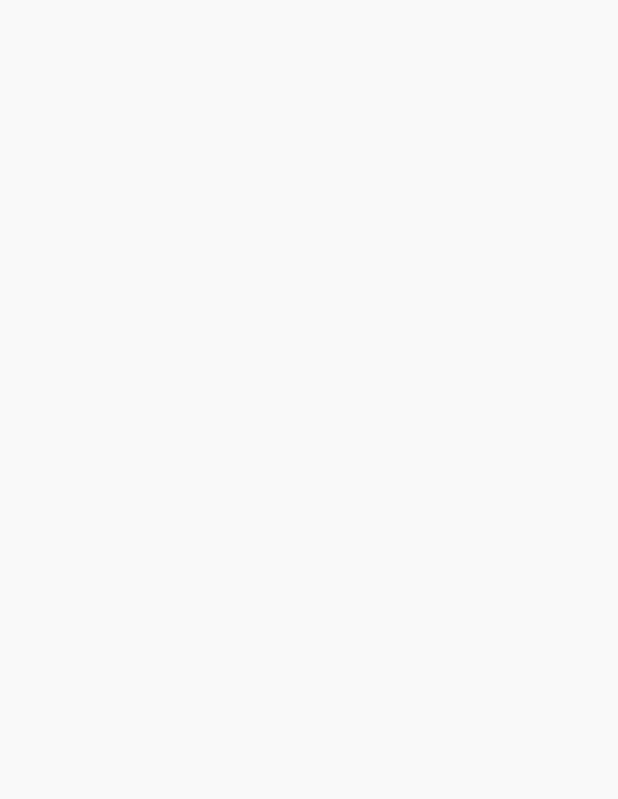
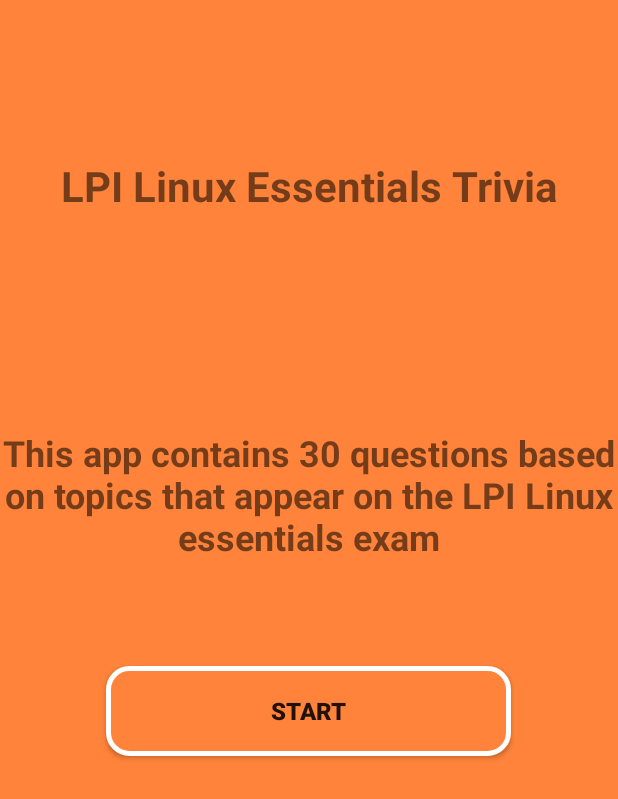
Before and after one commit to ofir-bar/01-LinuxEssentialsTrivia, an Android app: the screen it shows after launch (HomeActivity), on a phone screen of 412 x 824 dp. Before the commit the part shown is empty. Shown: the top 799 px of the screen. Run offline under Robolectric (Android 15) with nearby library versions, the phone set to English and light mode, and no system bars.

Commit message:
Added basic structure required for QuestionActivity
To have questions in the app we need to store it locally.
I added the required questions to be used with QuestionActivity
Also, added logic to start QuestionActivity from HomeActivity

```diff
--- a/app/src/main/AndroidManifest.xml
+++ b/app/src/main/AndroidManifest.xml
@@ -9,11 +9,11 @@
             android:roundIcon="@mipmap/ic_launcher_round"
             android:supportsRtl="true"
             android:theme="@style/AppTheme">
-        <activity android:name=".FinishActivity">
+        <activity android:name=".ui.FinishActivity">
         </activity>
-        <activity android:name=".QuestionsActivity">
+        <activity android:name=".ui.QuestionsActivity">
         </activity>
-        <activity android:name=".HomeActivity">
+        <activity android:name=".ui.HomeActivity">
             <intent-filter>
                 <action android:name="android.intent.action.MAIN"/>
 
--- /dev/null
+++ b/app/src/main/java/com/mobile/a01_linuxessentialstrivia/model/Question.kt
@@ -0,0 +1,3 @@
+package com.mobile.a01_linuxessentialstrivia.model
+
+data class Question(val question: String, val answers: List<String>)
--- a/app/src/main/java/com/mobile/a01_linuxessentialstrivia/FinishActivity.kt
+++ b/app/src/main/java/com/mobile/a01_linuxessentialstrivia/ui/FinishActivity.kt
@@ -1,7 +1,8 @@
-package com.mobile.a01_linuxessentialstrivia
+package com.mobile.a01_linuxessentialstrivia.ui
 
 import android.support.v7.app.AppCompatActivity
 import android.os.Bundle
+import com.mobile.a01_linuxessentialstrivia.R
 
 class FinishActivity : AppCompatActivity() {
 
--- /dev/null
+++ b/app/src/main/java/com/mobile/a01_linuxessentialstrivia/ui/HomeActivity.kt
@@ -0,0 +1,20 @@
+package com.mobile.a01_linuxessentialstrivia.ui
+
+import android.support.v7.app.AppCompatActivity
+import android.os.Bundle
+import com.mobile.a01_linuxessentialstrivia.R
+import kotlinx.android.synthetic.main.activity_home.*
+import org.jetbrains.anko.startActivity
+
+class HomeActivity : AppCompatActivity() {
+
+    override fun onCreate(savedInstanceState: Bundle?) {
+        super.onCreate(savedInstanceState)
+        setContentView(R.layout.activity_home)
+
+        activity_home__start_button.setOnClickListener{
+            startActivity<QuestionsActivity>()
+
+        }
+    }
+}
--- a/app/src/main/java/com/mobile/a01_linuxessentialstrivia/QuestionsActivity.kt
+++ b/app/src/main/java/com/mobile/a01_linuxessentialstrivia/ui/QuestionsActivity.kt
@@ -1,7 +1,8 @@
-package com.mobile.a01_linuxessentialstrivia
+package com.mobile.a01_linuxessentialstrivia.ui
 
 import android.support.v7.app.AppCompatActivity
 import android.os.Bundle
+import com.mobile.a01_linuxessentialstrivia.R
 
 class QuestionsActivity : AppCompatActivity() {
 
--- a/app/src/main/res/layout/activity_finish.xml
+++ b/app/src/main/res/layout/activity_finish.xml
@@ -5,6 +5,6 @@
         xmlns:app="http://schemas.android.com/apk/res-auto"
         android:layout_width="match_parent"
         android:layout_height="match_parent"
-        tools:context=".FinishActivity">
+        tools:context=".ui.FinishActivity">
 
 </android.support.constraint.ConstraintLayout>
--- a/app/src/main/res/layout/activity_home.xml
+++ b/app/src/main/res/layout/activity_home.xml
@@ -1,8 +1,62 @@
 <?xml version="1.0" encoding="utf-8"?>
 <android.support.constraint.ConstraintLayout
-        xmlns:android="http://schemas.android.com/apk/res/android"
-        xmlns:tools="http://schemas.android.com/tools"
-        xmlns:app="http://schemas.android.com/apk/res-auto"
-        android:layout_width="match_parent"
-        android:layout_height="match_parent"
-        tools:context=".HomeActivity"/>
+		xmlns:android="http://schemas.android.com/apk/res/android"
+		xmlns:tools="http://schemas.android.com/tools"
+		xmlns:app="http://schemas.android.com/apk/res-auto"
+		android:layout_width="match_parent"
+		android:layout_height="match_parent"
+		tools:context=".ui.HomeActivity"
+		android:background="@color/colorAccent">
+
+	<TextView
+			android:id="@+id/activity_home__title"
+			android:text="@string/activity_home__title"
+			android:textSize="@dimen/bigText"
+			android:gravity="center"
+			android:layout_width="wrap_content"
+			android:layout_height="wrap_content"
+			app:layout_constraintStart_toStartOf="parent"
+			app:layout_constraintEnd_toEndOf="parent"
+			app:layout_constraintTop_toTopOf="parent"
+			app:layout_constraintBottom_toTopOf="@+id/guideline"/>
+
+	<TextView
+			android:id="@+id/activity_home__description"
+			android:text="@string/activity_home__description"
+			android:gravity="center"
+			android:textSize="@dimen/descriptionText"
+			android:layout_width="wrap_content"
+			android:layout_height="wrap_content"
+			app:layout_constraintStart_toStartOf="parent"
+			app:layout_constraintEnd_toEndOf="parent"
+			app:layout_constraintTop_toTopOf="@+id/guideline"
+			app:layout_constraintBottom_toTopOf="@+id/guideline2"/>
+
+
+	<Button
+			android:id="@+id/activity_home__start_button"
+			android:text="@string/activity_home__start_button"
+			android:background="@drawable/button_shape"
+			android:layout_width="wrap_content"
+			android:layout_height="wrap_content"
+			android:textSize="@dimen/regularText"
+			app:layout_constraintStart_toStartOf="@+id/activity_home__description"
+			app:layout_constraintEnd_toEndOf="@+id/activity_home__description"
+			app:layout_constraintHorizontal_bias="0.496"
+			app:layout_constraintTop_toTopOf="@+id/guideline2"
+			android:layout_marginTop="32dp"/>
+
+	<android.support.constraint.Guideline
+			android:layout_width="wrap_content"
+			android:layout_height="wrap_content"
+			android:id="@+id/guideline"
+			android:orientation="horizontal"
+			app:layout_constraintGuide_percent="0.3"/>
+
+	<android.support.constraint.Guideline
+			android:layout_width="wrap_content"
+			android:layout_height="wrap_content"
+			android:id="@+id/guideline2"
+			android:orientation="horizontal"
+			app:layout_constraintGuide_percent="0.5"/>"
+</android.support.constraint.ConstraintLayout>
--- a/app/src/main/res/layout/activity_questions.xml
+++ b/app/src/main/res/layout/activity_questions.xml
@@ -5,6 +5,6 @@
         xmlns:app="http://schemas.android.com/apk/res-auto"
         android:layout_width="match_parent"
         android:layout_height="match_parent"
-        tools:context=".QuestionsActivity">
+        tools:context=".ui.QuestionsActivity">
 
 </android.support.constraint.ConstraintLayout>
```
Also changed, not shown: app/src/main/java/com/mobile/a01_linuxessentialstrivia/HomeActivity.kt (deleted, +0 -12 lines), app/src/main/java/com/mobile/a01_linuxessentialstrivia/data/QuestionsBank.kt (added, +21 -0 lines).
